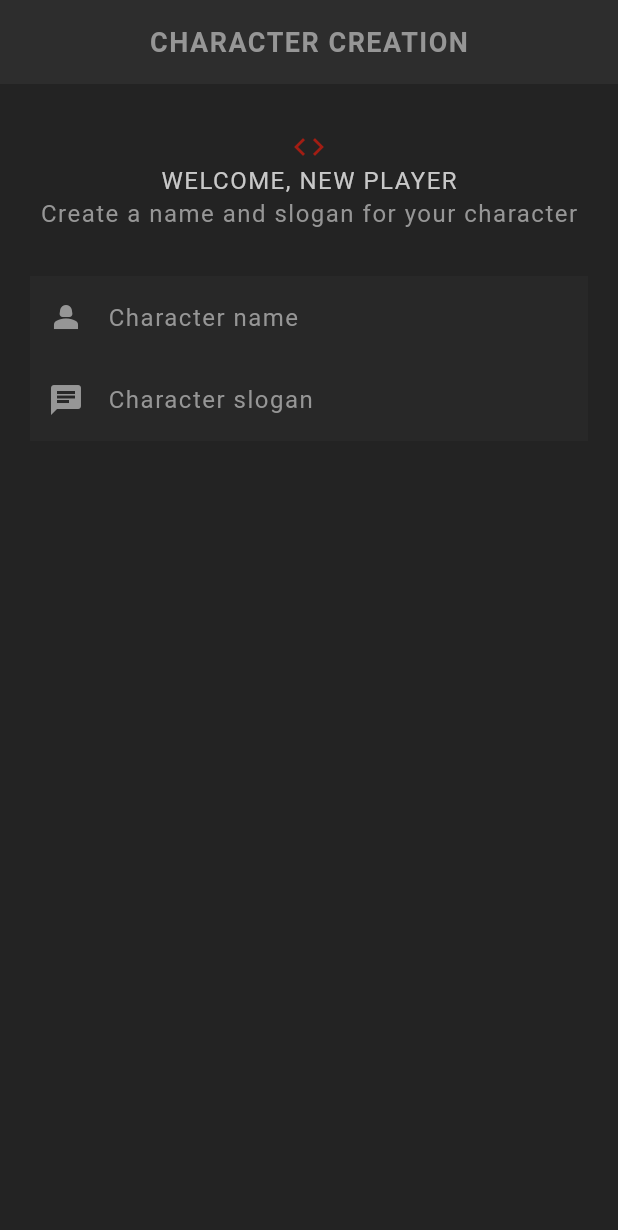
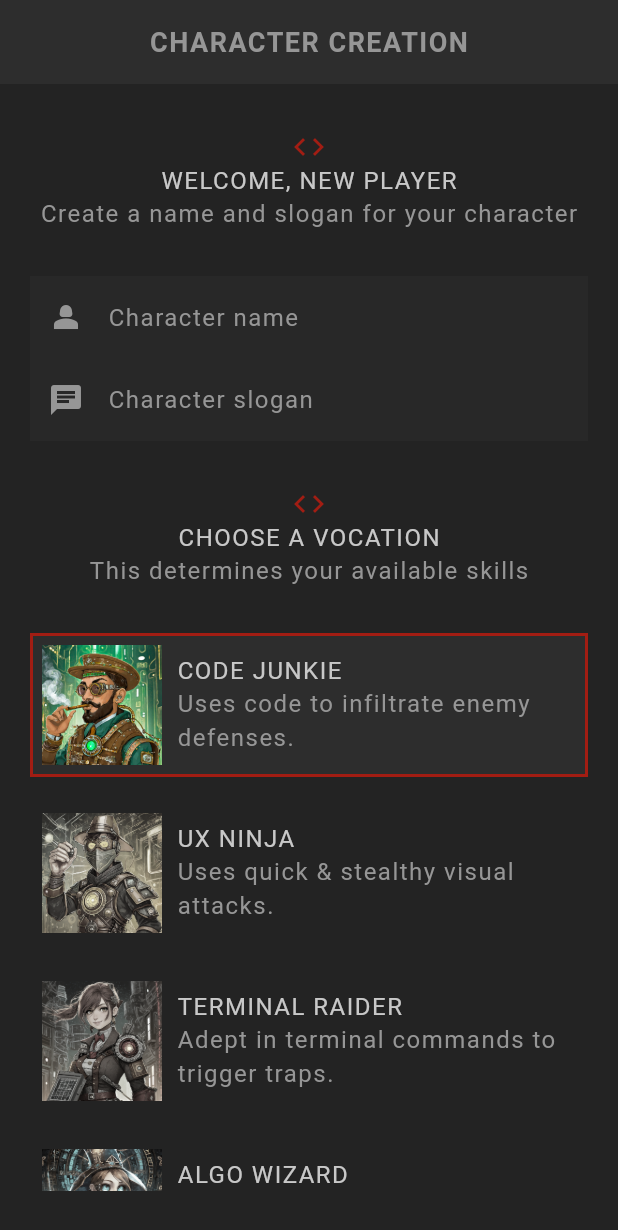
Before and after one commit to jwhubert91/flutter_rpg, a Flutter app: the screen it shows after launch, on a phone screen of 412 x 824 dp. Shown: the top 1230 px of the screen. Run offline on Flutter 3.47's test engine with Material 3 defaults, Android fonts, the phone set to English and light mode, and no system bars; our stand-ins replace google_fonts; Roboto replaces fonts that are missing (Kanit).

```diff
--- a/lib/screens/create/create.dart
+++ b/lib/screens/create/create.dart
@@ -1,7 +1,20 @@
+// packages
 import 'package:flutter/material.dart';
+import "package:google_fonts/google_fonts.dart";
+import 'package:uuid/uuid.dart';
+
+// theme
+import 'package:flutter_rpg/theme.dart';
+
+// models
+import 'package:flutter_rpg/models/vocation.dart';
+
+// widgets
+import 'package:flutter_rpg/screens/create/vocation_card.dart';
+import 'package:flutter_rpg/shared/styled_button.dart';
 import 'package:flutter_rpg/shared/styled_text.dart';
-import 'package:flutter_rpg/theme.dart';
-import "package:google_fonts/google_fonts.dart";
+
+var uuid = const Uuid();
 
 class Create extends StatefulWidget {
   const Create({super.key});
@@ -11,14 +24,39 @@ class Create extends StatefulWidget {
 }
 
 class _CreateState extends State<Create> {
+  // private methods (text controllers)
   final _nameController = TextEditingController();
   final _sloganController = TextEditingController();
 
+  // public vocation state
+  Vocation selectedVocation = Vocation.junkie;
+
+  // custom dispose function for text controllers
+  // (fires when screen is no longer in view)
   @override
   void dispose() {
     _nameController.dispose();
     _sloganController.dispose();
     super.dispose();
+  }
+
+  // handle vocation state variable selection
+  void updateVocation(Vocation vocation) {
+    setState(() {
+      selectedVocation = vocation;
+    });
+  }
+
+  // form submit handler
+  void handleSubmit() {
+    if (_nameController.text.trim().isEmpty) {
+      // show error dialog - missing name
+      return;
+    }
+    if (_sloganController.text.trim().isEmpty) {
+      // show error dialog - missing slogan
+      return;
+    }
   }
 
   @override
@@ -30,12 +68,14 @@ class _CreateState extends State<Create> {
       ),
       body: Container(
         padding: const EdgeInsets.symmetric(vertical: 30, horizontal: 20),
+        child: SingleChildScrollView(
           child: Column(children: [
             // welcome message
             Center(child: Icon(Icons.code, color: AppColors.primaryColor)),
             const Center(child: StyledHeading("Welcome, new player")),
             const Center(
-              child: StyledText("Create a name and slogan for your character")),
+                child:
+                    StyledText("Create a name and slogan for your character")),
             const SizedBox(height: 30),
 
             // inputs for name and slogan
@@ -58,7 +98,45 @@ class _CreateState extends State<Create> {
                   prefixIcon: Icon(Icons.chat),
                   label: StyledText("Character slogan")),
             ),
+            const SizedBox(height: 30),
+
+            // select vocation title
+            Center(child: Icon(Icons.code, color: AppColors.primaryColor)),
+            const Center(child: StyledHeading("Choose a vocation")),
+            const Center(
+                child: StyledText("This determines your available skills")),
+            const SizedBox(height: 30),
+
+            // vocation cards
+            VocationCard(
+              onTap: updateVocation,
+              vocation: Vocation.junkie,
+              selected: selectedVocation == Vocation.junkie,
+            ),
+            VocationCard(
+              onTap: updateVocation,
+              vocation: Vocation.ninja,
+              selected: selectedVocation == Vocation.ninja,
+            ),
+            VocationCard(
+              onTap: updateVocation,
+              vocation: Vocation.raider,
+              selected: selectedVocation == Vocation.raider,
+            ),
+            VocationCard(
+              onTap: updateVocation,
+              vocation: Vocation.wizard,
+              selected: selectedVocation == Vocation.wizard,
+            ),
+
+            // submit button
+            Center(
+              child: StyledButton(
+                  onPressed: handleSubmit,
+                  child: const StyledHeading('Create a name')),
+            )
           ]),
+        ),
       ),
     );
   }
--- /dev/null
+++ b/lib/screens/create/vocation_card.dart
@@ -0,0 +1,60 @@
+import 'package:flutter/material.dart';
+import 'package:flutter_rpg/models/vocation.dart';
+import 'package:flutter_rpg/shared/styled_text.dart';
+import 'package:flutter_rpg/theme.dart';
+
+class VocationCard extends StatelessWidget {
+  const VocationCard(
+      {super.key,
+      required this.vocation,
+      required this.selected,
+      required this.onTap});
+
+  final Vocation vocation;
+  final void Function(Vocation) onTap;
+  final bool selected;
+
+  @override
+  Widget build(BuildContext context) {
+    return GestureDetector(
+      onTap: () {
+        onTap(vocation);
+      },
+      child: Card(
+        shape: RoundedRectangleBorder(
+          borderRadius: BorderRadius.zero,
+          side: BorderSide(
+            color: selected ? AppColors.primaryColor : Colors.transparent,
+            width: selected ? 2.0 : 0,
+          ),
+        ),
+        color: selected ? AppColors.secondaryColor : Colors.transparent,
+        child: Padding(
+          padding: const EdgeInsets.all(8),
+          child: Row(
+            children: [
+              // vocation image
+              Image.asset(
+                "assets/img/vocations/${vocation.image}",
+                width: 80,
+                colorBlendMode: BlendMode.color,
+                color: !selected
+                    ? Colors.black.withOpacity(0.8)
+                    : Colors.transparent,
+              ),
+              const SizedBox(width: 10),
+              Expanded(
+                  child: Column(
+                crossAxisAlignment: CrossAxisAlignment.start,
+                children: [
+                  StyledHeading(vocation.title),
+                  StyledText(vocation.description),
+                ],
+              ))
+            ],
+          ),
+        ),
+      ),
+    );
+  }
+}
--- a/pubspec.yaml
+++ b/pubspec.yaml
@@ -26,6 +26,7 @@ dependencies:
 
   cupertino_icons: ^1.0.6
   google_fonts: ^6.2.1
+  uuid: ^4.4.0
 
 dev_dependencies:
   flutter_test:
```
Also changed, not shown: pubspec.lock. Lines whose indentation alone changed are shown as unchanged.
